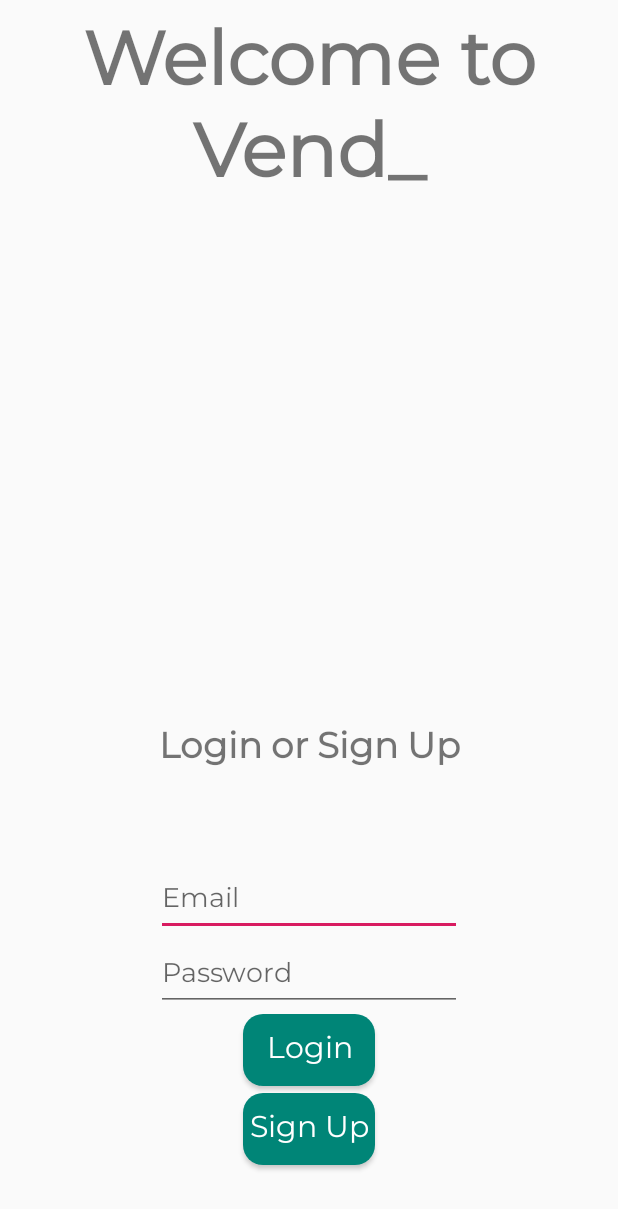
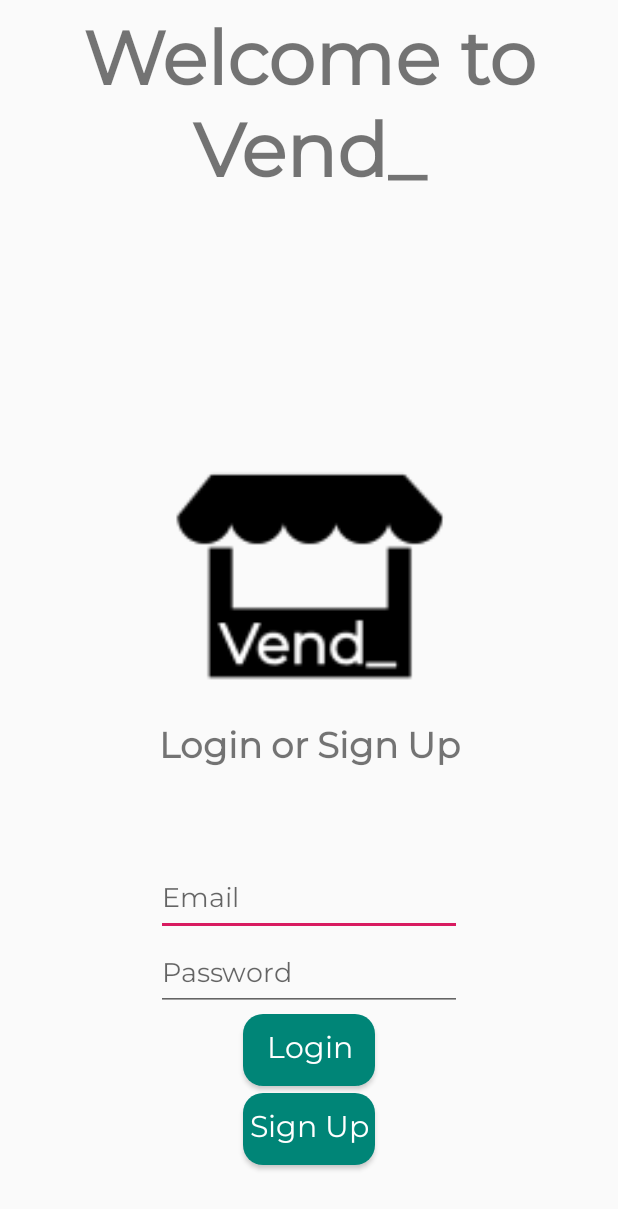
Before and after one commit to apgearhart1/Vend_, an Android app: the screen it shows after launch (login), on a phone screen of 412 x 824 dp. Shown: the top 1209 px of the screen. Run offline under Robolectric (Android 15) with nearby library versions, the phone set to English and light mode, and no system bars; our stand-ins replace Firebase (no records; nobody signed in at launch, a user with empty details on screens opened directly); 1 statement that could not run was skipped.

Commit message:
app icon and logo on login screen

```diff
--- a/app/src/main/res/layout/activity_map.xml
+++ b/app/src/main/res/layout/activity_map.xml
@@ -71,7 +71,15 @@
         app:layout_anchor="@+id/include"
         app:layout_anchorGravity="bottom|center" />
 
-
+    <ImageView
+        android:id="@+id/imageView"
+        android:layout_width="275dp"
+        android:layout_height="275dp"
+        app:layout_anchor="@+id/include"
+        android:layout_marginBottom="300dp"
+        app:layout_anchorGravity="bottom|center"
+        app:srcCompat="@mipmap/ic_launcher_foreground"
+        tools:ignore="VectorDrawableCompat" />
 
 
 </android.support.design.widget.CoordinatorLayout>
--- a/app/src/main/res/mipmap-anydpi-v26/ic_launcher.xml
+++ b/app/src/main/res/mipmap-anydpi-v26/ic_launcher.xml
@@ -1,5 +1,5 @@
 <?xml version="1.0" encoding="utf-8"?>
 <adaptive-icon xmlns:android="http://schemas.android.com/apk/res/android">
-    <background android:drawable="@drawable/ic_launcher_background"/>
-    <foreground android:drawable="@drawable/ic_launcher_foreground"/>
+    <background android:drawable="@color/ic_launcher_background"/>
+    <foreground android:drawable="@mipmap/ic_launcher_foreground"/>
 </adaptive-icon>
--- a/app/src/main/res/mipmap-anydpi-v26/ic_launcher_round.xml
+++ b/app/src/main/res/mipmap-anydpi-v26/ic_launcher_round.xml
@@ -1,5 +1,5 @@
 <?xml version="1.0" encoding="utf-8"?>
 <adaptive-icon xmlns:android="http://schemas.android.com/apk/res/android">
-    <background android:drawable="@drawable/ic_launcher_background"/>
-    <foreground android:drawable="@drawable/ic_launcher_foreground"/>
+    <background android:drawable="@color/ic_launcher_background"/>
+    <foreground android:drawable="@mipmap/ic_launcher_foreground"/>
 </adaptive-icon>
--- /dev/null
+++ b/app/src/main/res/values/ic_launcher_background.xml
@@ -0,0 +1,4 @@
+<?xml version="1.0" encoding="utf-8"?>
+<resources>
+    <color name="ic_launcher_background">#26A69A</color>
+</resources>
```
Also changed, not shown: app/src/main/ic_launcher-web.png (added), app/src/main/res/mipmap-hdpi/ic_launcher.png, app/src/main/res/mipmap-hdpi/ic_launcher_foreground.png (added), app/src/main/res/mipmap-hdpi/ic_launcher_round.png, app/src/main/res/mipmap-mdpi/ic_launcher.png, app/src/main/res/mipmap-mdpi/ic_launcher_foreground.png (added), app/src/main/res/mipmap-mdpi/ic_launcher_round.png, app/src/main/res/mipmap-xhdpi/ic_launcher.png, app/src/main/res/mipmap-xhdpi/ic_launcher_foreground.png (added), app/src/main/res/mipmap-xhdpi/ic_launcher_round.png, app/src/main/res/mipmap-xxhdpi/ic_launcher.png, app/src/main/res/mipmap-xxhdpi/ic_launcher_foreground.png (added), app/src/main/res/mipmap-xxhdpi/ic_launcher_round.png, app/src/main/res/mipmap-xxxhdpi/ic_launcher.png, 2 more files.
